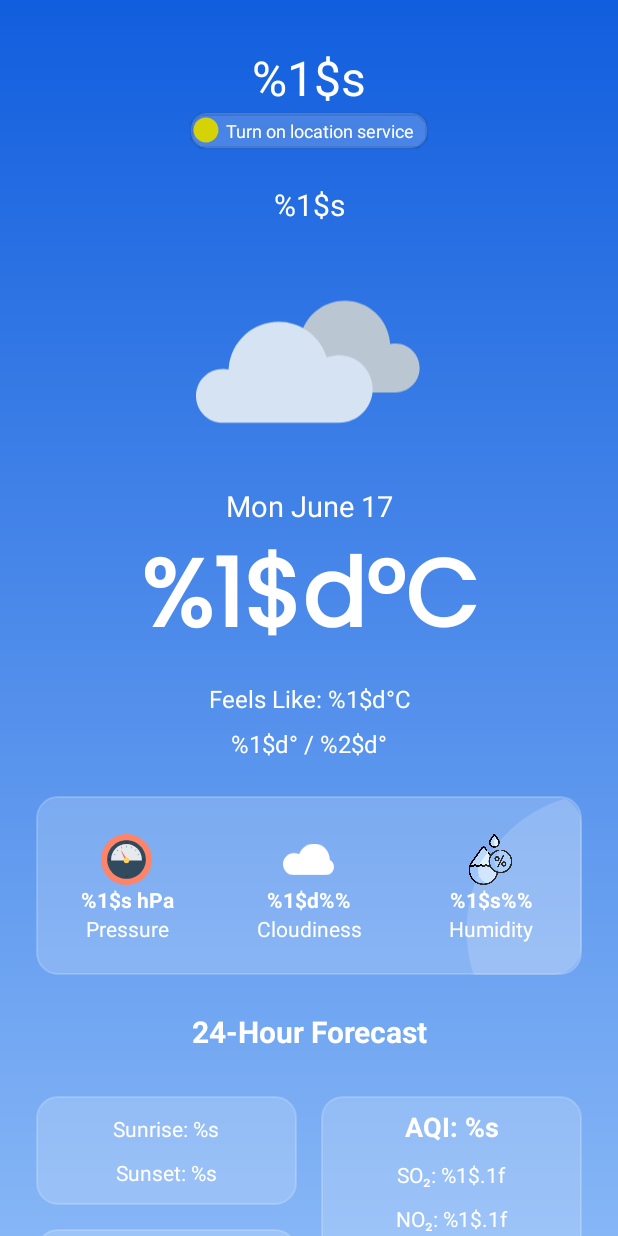
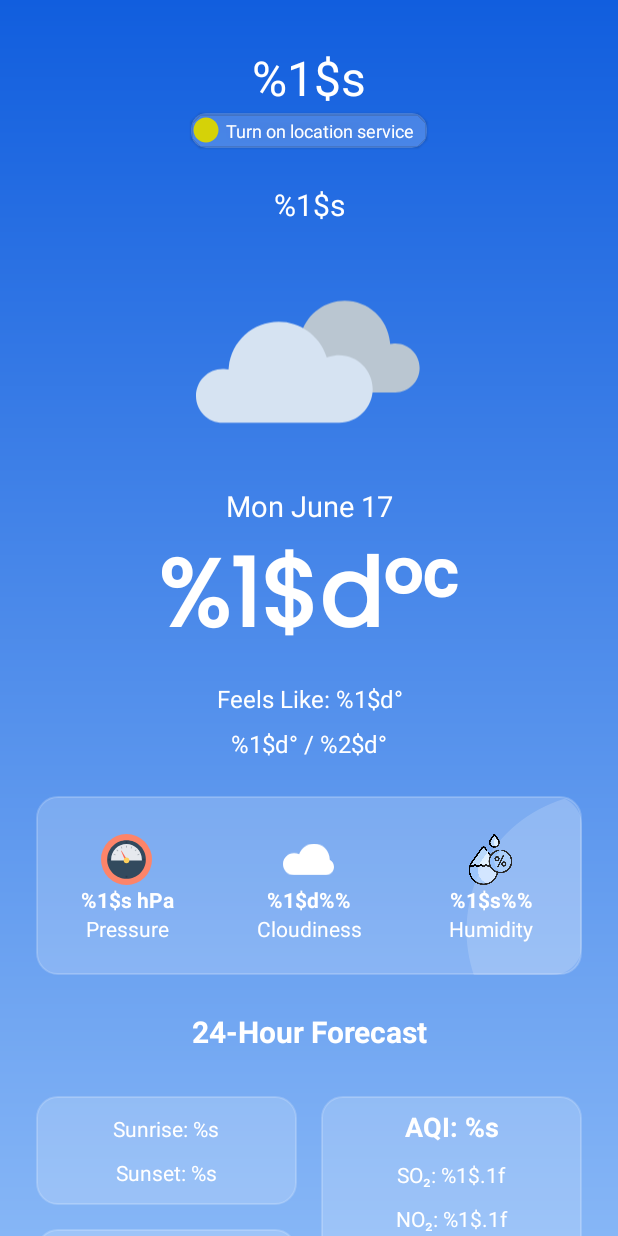
Before and after one commit to nureka-rodrigo/Kotlin-Weather-App, an Android app: the screen it shows after launch (MainActivity), on a phone screen of 412 x 824 dp. Run offline under Robolectric (Android 15) with nearby library versions, the phone set to English and light mode, and no system bars; our stand-ins replace Volley; network calls fail.

```diff
--- a/app/src/main/res/values/strings.xml
+++ b/app/src/main/res/values/strings.xml
@@ -15,9 +15,9 @@
     <!-- Default date -->
     <string name="date">Mon June 17</string>
     <!-- Temperature placeholder -->
-    <string name="temp">%1$d°C</string>
+    <string name="temp">%1$d°ᶜ</string>
     <!-- Feels like temperature placeholder -->
-    <string name="feels_like">Feels Like: %1$d°C</string>
+    <string name="feels_like">Feels Like: %1$d°</string>
     <!-- Temperature range placeholder -->
     <string name="temp_min_max">%1$d° / %2$d°</string>
 
```
